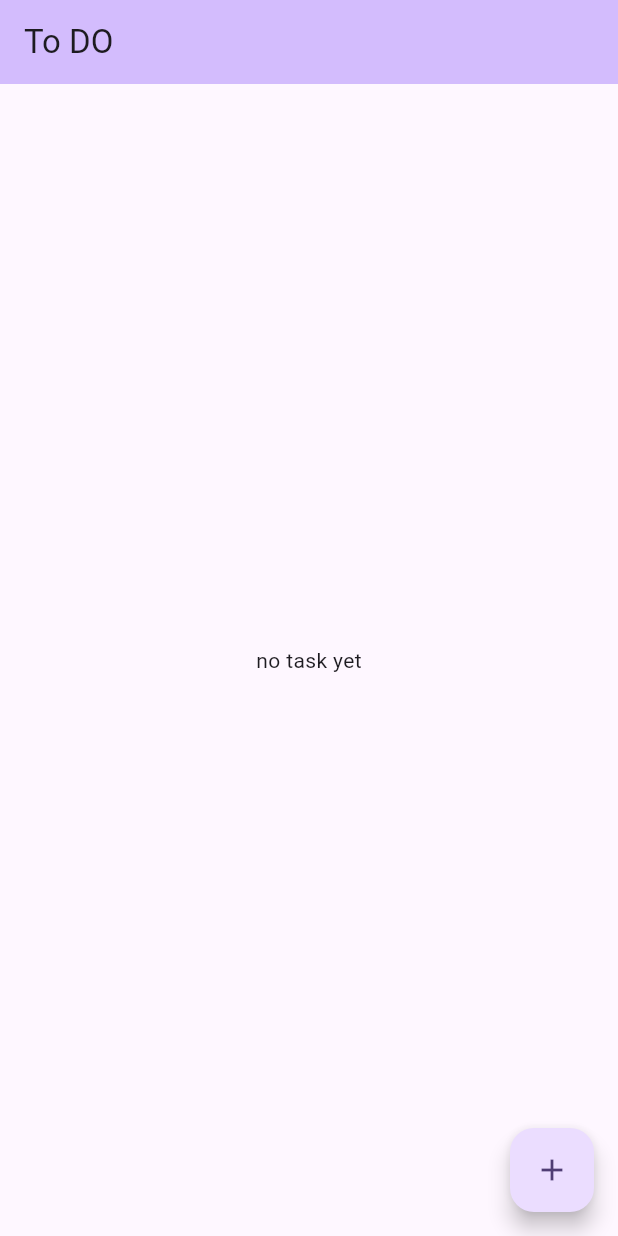
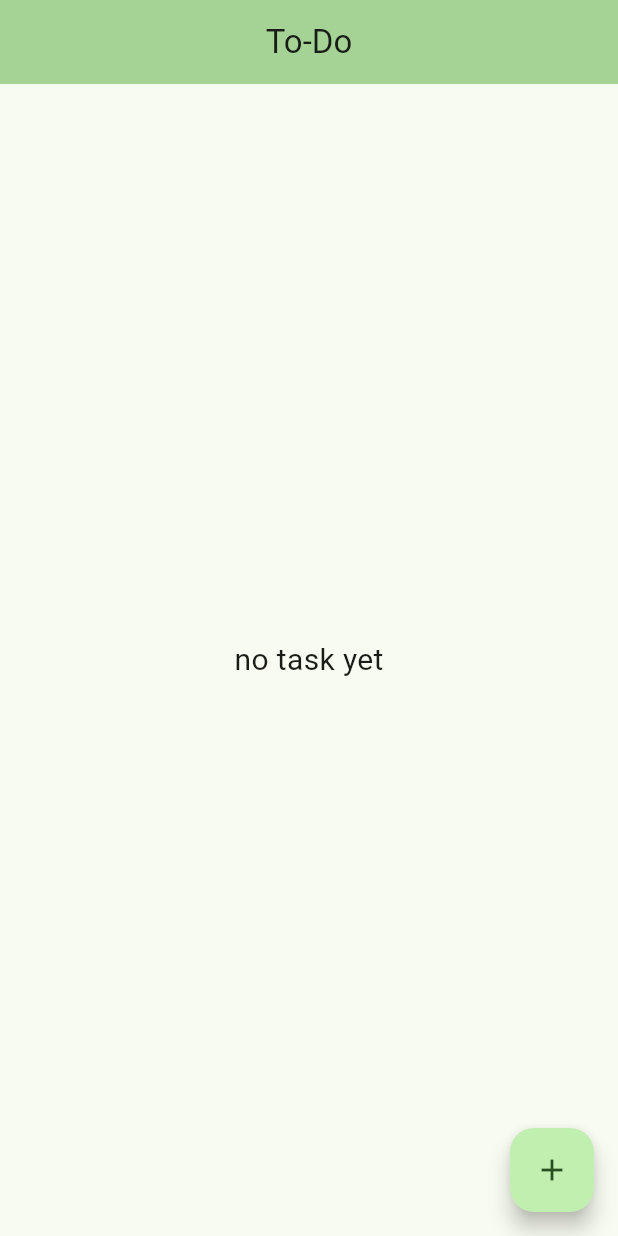
Before and after one commit to nitish098/todo_list, a Flutter app: the screen it shows after launch, on a phone screen of 412 x 824 dp. Run offline on Flutter 3.47's test engine with Material 3 defaults, Android fonts, the phone set to English and light mode, and no system bars.

```diff
--- a/lib/main.dart
+++ b/lib/main.dart
@@ -19,8 +19,9 @@ class MyApp extends StatelessWidget {
   Widget build(BuildContext context) {
     return MaterialApp(
       title: 'ToDo',
+      debugShowCheckedModeBanner: false,
       theme: ThemeData(
-        colorScheme: ColorScheme.fromSeed(seedColor: Colors.deepPurple),
+        colorScheme: ColorScheme.fromSeed(seedColor: const Color.fromARGB(255, 1, 70, 1)),
         useMaterial3: true,
       ),
       home: const MyHomePage(),
--- a/lib/presentation/home_page.dart
+++ b/lib/presentation/home_page.dart
@@ -15,11 +15,12 @@ class MyHomePage extends StatelessWidget {
     return Scaffold(
       appBar: AppBar(
         backgroundColor: Theme.of(context).colorScheme.inversePrimary,
-        title: const Text("To DO"),
+        title: const Text("To-Do"),
+        centerTitle: true,
       ),
       body: task.isEmpty
           ? const Center(
-              child: Text("no task yet"),
+              child: Text("no task yet", style: TextStyle(fontSize: 20),),
             )
           : ListView.builder(
               itemCount: task.length,
@@ -62,6 +63,7 @@ class AskDialog extends StatelessWidget {
           onPressed: () {
             Provider.of<TaskProvider>(context, listen: false)
                 .addTask(_controller.text, 'user1');
+            Navigator.of(context).pop();
           },
           child: const Text(
             "Add",
```
Also changed, not shown: 1 other file.
